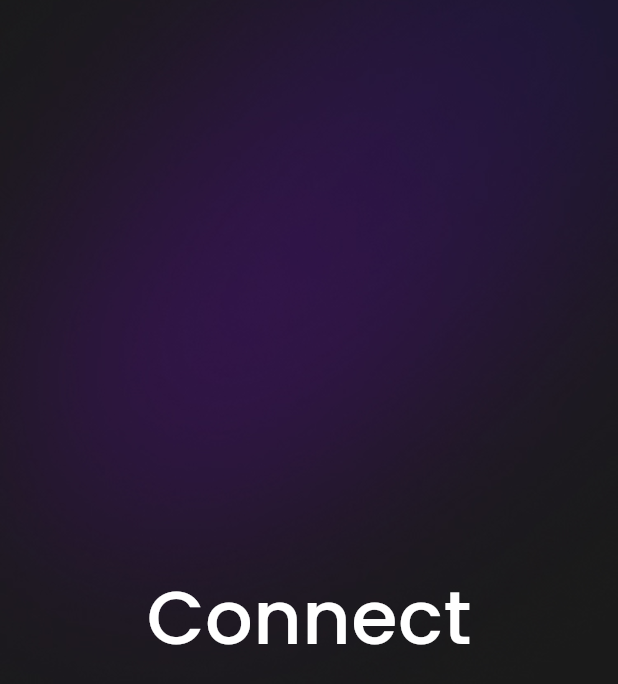
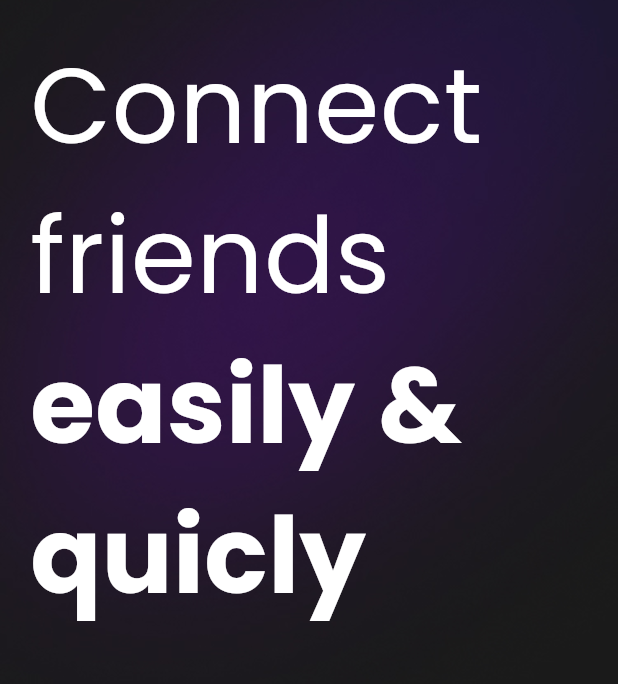
Before and after one commit to diaazg/chatMobileApp, a Flutter app: the screen it shows after launch, on a phone screen of 412 x 824 dp. Shown: the top 684 px of the screen. Run offline on Flutter 3.47's test engine with Material 3 defaults, Android fonts, the phone set to English and light mode, and no system bars.

Commit message:
title widget

```diff
--- a/lib/core/presentation/ui/screens/Home_screen.dart
+++ b/lib/core/presentation/ui/screens/Home_screen.dart
@@ -13,15 +13,23 @@ class HomeScreen extends StatelessWidget {
         child: Scaffold(
       backgroundColor: Colors.white,
       body: Container(
+          padding: const EdgeInsets.all(20),
           decoration: const BoxDecoration(
               image: DecorationImage(
                   fit: BoxFit.cover,
                   image: AssetImage('$imagesPath/back.jpg'))),
-          child: Center(
-            child: Text(
-              Strings.welcomPageTitle.getWord(1),
-              style: splashTitle,
-            ),
+          child: SizedBox(
+
+            width: double.infinity,
+            child: Column(
+                 crossAxisAlignment: CrossAxisAlignment.start,
+                 mainAxisAlignment: MainAxisAlignment.start,
+                children: List.generate(4, (index) {
+              return Text(
+                Strings.welcomPageTitle.getWord(index),
+                style: index <=1?splashTitleMedium:splashTitleBold,
+              );
+            })),
           )),
     ));
   }
--- a/lib/utils/extensions.dart
+++ b/lib/utils/extensions.dart
@@ -2,10 +2,14 @@ extension StringExtension on String{
     String getWord(int wordNumber){
 
      List<String> allWords = split(' ');
+     String concate = '${allWords[2]} ${allWords[3]}';
+     allWords.replaceRange(2, 3, [concate]);
+     allWords.removeAt(3);
+
      if(allWords.length<wordNumber){
       return "check the index";
      }else{
-      return allWords[wordNumber-1];
+      return allWords[wordNumber];
      }
 
   }
--- a/lib/utils/text_styles.dart
+++ b/lib/utils/text_styles.dart
@@ -1,8 +1,14 @@
 import 'package:flutter/material.dart';
 
-const splashTitle = TextStyle(
-  fontSize: 50,
-  fontWeight:FontWeight.w500,
+const splashTitleMedium = TextStyle(
+  fontSize: 70,
   fontFamily: 'Poppins',
   color: Colors.white
 );
+
+const splashTitleBold = TextStyle(
+  fontSize: 70,
+  fontWeight:FontWeight.w700,
+  fontFamily: 'Poppins',
+  color: Colors.white
+);
```
Also changed, not shown: lib/core/presentation/ui/widgets/custom_splash_title.dart (added).
